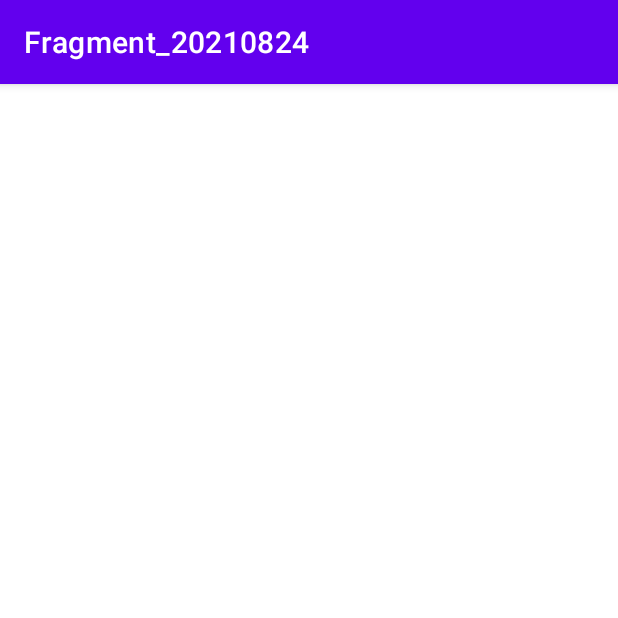
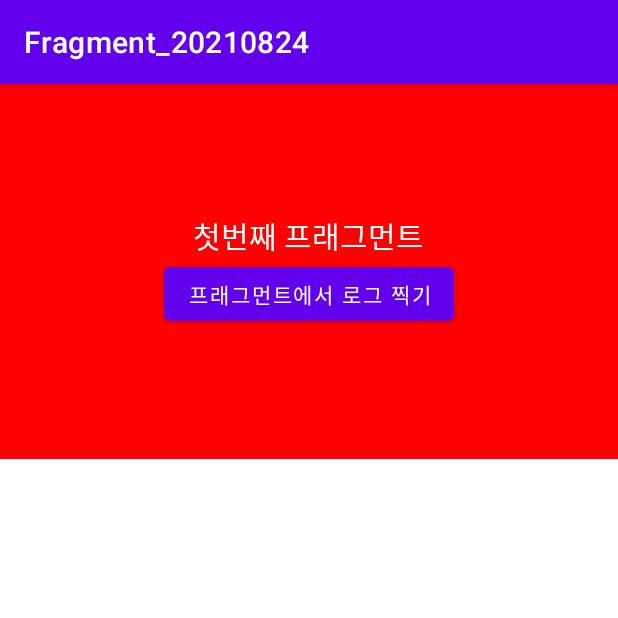
Before and after one commit to cho881020/Fragment_20210824, an Android app: the screen it shows after launch (MainActivity), on a phone screen of 412 x 824 dp, the top half of it. Run offline under Robolectric (Android 15) with nearby library versions, the phone set to English and light mode, and no system bars.

Commit message:
첫 프래그먼트를 xml에 올리기

```diff
--- a/app/src/main/java/com/neppplus/fragment_20210824/fragments/FirstFragment.kt
+++ b/app/src/main/java/com/neppplus/fragment_20210824/fragments/FirstFragment.kt
@@ -28,14 +28,14 @@ class FirstFragment  : Fragment() {
 //    이 클래스 : 화면 X, 화면에 올라가는 부품 O
 //    프래그먼트의 onCreate는 화면도 준비되기 전 => 동작시키면 에러 소지가 높다.
 
-    override fun onAttach(context: Context) {
-        super.onAttach(context)
+    override fun onActivityCreated(savedInstanceState: Bundle?) {
+        super.onActivityCreated(savedInstanceState)
 
         logBtn.setOnClickListener {
             Log.d("부품에서 찍기", "로그버튼 눌림")
         }
-
     }
 
 
+
 }
--- a/app/src/main/res/layout/activity_main.xml
+++ b/app/src/main/res/layout/activity_main.xml
@@ -7,5 +7,11 @@
     android:layout_height="match_parent"
     tools:context=".MainActivity">
 
+    <fragment
+        android:layout_width="match_parent"
+        android:layout_height="250dp"
+        android:tag="첫프래그먼트"
+        class="com.neppplus.fragment_20210824.fragments.FirstFragment"/>
+
 
 </LinearLayout>
```
